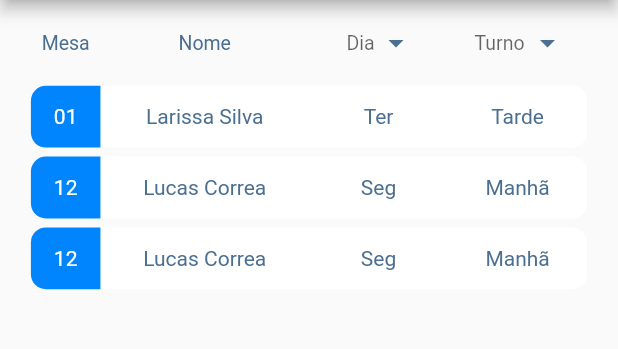
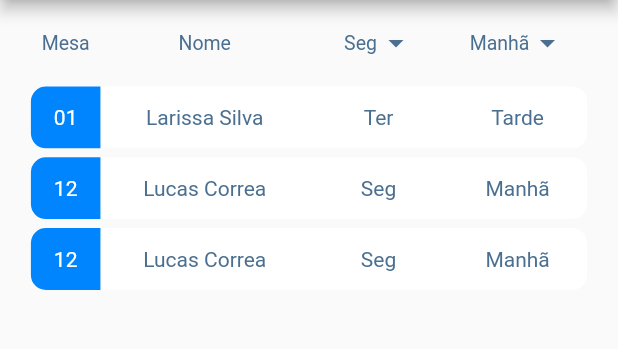
Before and after one commit to LAMPI-Oficial/Easy-Flow, a Flutter app: the screen it shows after launch, on a phone screen of 412 x 824 dp, the part 84-433 px from its top. Run offline on Flutter 3.47's test engine with Material 2 defaults, Android fonts, the phone set to English and light mode, and no system bars; our stand-ins replace auto_size_text, get, result_dart; missing offline and left inert: stylish_dialog; accounts and stored records are empty; Roboto replaces fonts that are missing (Montserrat, Segoe UI).

Commit message:
atualizando as pages e as pastas

```diff
--- a/lib/core/routes/app_pages.dart
+++ b/lib/core/routes/app_pages.dart
@@ -13,7 +13,7 @@ import 'package:easyflow/layers/modules/forgot_password/pages/code_forgot_passwo
 import 'package:easyflow/layers/modules/forgot_password/pages/new_password_forgot_password_page.dart';
 import 'package:easyflow/layers/modules/forgot_password/pages/success_forgot_password_page.dart';
 
-import '../../layers/modules/add_horary/add_horary_page.dart';
+import '../../layers/modules/horary/add_horary/add_horary_page.dart';
 import '../../layers/modules/horary/horary_page.dart';
 part './app_routes.dart';
 
--- a/lib/layers/data/model/horary_model.dart
+++ b/lib/layers/data/model/horary_model.dart
@@ -1,3 +1,5 @@
+import 'package:get/get.dart';
+
 class HoraryModel {
   int id;
   String name;
@@ -13,27 +15,3 @@ class HoraryModel {
     required this.turn,
   });
 }
-
-List<HoraryModel> objects = [
-  HoraryModel(
-    id: 0,
-    name: "Larissa Silva",
-    day: "Terça-feira",
-    numTable: 1,
-    turn: "Tarde",
-  ),
-  HoraryModel(
-    id: 0,
-    name: "Lucas Correa",
-    day: "Segunda-feira",
-    numTable: 12,
-    turn: "Manhã",
-  ),
-  HoraryModel(
-    id: 0,
-    name: "Lucas Correa",
-    day: "Segunda-feira",
-    numTable: 12,
-    turn: "Manhã",
-  ),
-];
--- a/lib/layers/modules/add_horary/add_horary_page.dart
+++ b/lib/layers/modules/horary/add_horary/add_horary_page.dart
@@ -1,5 +1,5 @@
-import 'package:easyflow/layers/modules/add_horary/widgets/add_day_widget.dart';
-import 'package:easyflow/layers/modules/add_horary/widgets/choose_table_widget.dart';
+import 'package:easyflow/layers/modules/horary/add_horary/widgets/add_day_widget.dart';
+import 'package:easyflow/layers/modules/horary/add_horary/widgets/choose_table_widget.dart';
 import 'package:flutter/material.dart';
 import 'package:get/get.dart';
 
--- a/lib/layers/modules/add_horary/widgets/add_day_widget.dart
+++ b/lib/layers/modules/horary/add_horary/widgets/add_day_widget.dart
@@ -1,4 +1,4 @@
-import 'package:easyflow/layers/modules/add_horary/add_horary_controller.dart';
+import 'package:easyflow/layers/modules/horary/add_horary/add_horary_controller.dart';
 import 'package:flutter/cupertino.dart';
 import 'package:flutter/material.dart';
 import 'package:get/get.dart';
--- a/lib/layers/modules/horary/horary_controller.dart
+++ b/lib/layers/modules/horary/horary_controller.dart
@@ -1,4 +1,6 @@
 import 'package:get/get.dart';
+
+import '../../data/model/horary_model.dart';
 
 HoraryController controller = Get.put(HoraryController());
 
@@ -17,18 +19,49 @@ class HoraryController extends GetxController {
     "Noite",
   ];
 
-  String? valueDay;
-  String? valueTurn;
+  var value = "".obs;
+
+  var valueDay = "Segunda-feira".obs;
+  var valueTurn = "Manhã".obs;
 
   changeValueDay(dynamic value) {
-    print(valueDay);
-    valueDay = value;
+    valueDay.value = value;
     update();
-    print(valueDay);
   }
 
   changeValueTurn(dynamic value) {
-    valueTurn = value;
+    valueTurn.value = value;
     update();
   }
+
+  List<HoraryModel> objects = [
+    HoraryModel(
+      id: 0,
+      name: "Larissa Silva",
+      day: "Terça-feira",
+      numTable: 1,
+      turn: "Tarde",
+    ),
+    HoraryModel(
+      id: 1,
+      name: "Lucas Correa",
+      day: "Segunda-feira",
+      numTable: 12,
+      turn: "Manhã",
+    ),
+    HoraryModel(
+      id: 2,
+      name: "Lucas Correa",
+      day: "Segunda-feira",
+      numTable: 12,
+      turn: "Manhã",
+    ),
+    // HoraryModel(
+    //   id: 3,
+    //   name: "Ana Laura",
+    //   day: "Quinta-feira",
+    //   numTable: 1,
+    //   turn: "Noite",
+    // )
+  ].obs;
 }
--- a/lib/layers/modules/horary/horary_page.dart
+++ b/lib/layers/modules/horary/horary_page.dart
@@ -1,23 +1,17 @@
 import 'package:easyflow/core/routes/app_pages.dart';
-import 'package:easyflow/layers/data/model/horary_model.dart';
+import 'package:easyflow/layers/modules/horary/widgets/dropbutton_widget.dart';
 import 'package:easyflow/layers/modules/horary/widgets/list_horary_widget.dart';
+import 'package:easyflow/layers/modules/horary/widgets/text_widget.dart';
 import 'package:flutter/material.dart';
 import 'package:get/get.dart';
 
 import 'horary_controller.dart';
-import 'widgets/dropbutton_widget.dart';
 
 class HoraryPage extends GetView<HoraryController> {
   const HoraryPage({super.key});
 
   @override
   Widget build(BuildContext context) {
-    return GetBuilder<HoraryController>(
-      init: HoraryController(),
-      initState: (_) {},
-      builder: (_) {
-        return LayoutBuilder(
-          builder: (context, constraints) {
     return Scaffold(
       appBar: AppBar(
         title: const Text('Horário'),
@@ -29,74 +23,56 @@ class HoraryPage extends GetView<HoraryController> {
       body: SafeArea(
         child: Center(
           child: SizedBox(
-                    width: constraints.maxWidth * .90,
+            width: context.width * .90,
+            height: context.height,
             child: Column(
               children: [
                 Padding(
-                          padding: const EdgeInsets.symmetric(vertical: 8.0),
+                  padding: EdgeInsets.symmetric(
+                    vertical: context.height * .01,
+                  ),
                   child: SizedBox(
-                            height: constraints.maxHeight * .05,
+                    height: context.height * .05,
                     child: Row(
                       mainAxisAlignment: MainAxisAlignment.spaceAround,
                       children: [
-                                const Expanded(
+                        const TextWidget(
                           flex: 1,
-                                  child: Text(
-                                    "Mesa",
-                                    textAlign: TextAlign.center,
-                                    style: TextStyle(
-                                      fontFamily: "Segoe UI",
-                                      fontWeight: FontWeight.w400,
-                                      fontSize: 13,
-                                      color: Color(0xff4A6F90),
+                          title: "Mesa",
                         ),
+                        const TextWidget(
+                          flex: 3,
+                          title: "Nome",
                         ),
-                                ),
-                                const Expanded(
-                                  flex: 3,
-                                  child: Text(
-                                    "Nome",
-                                    textAlign: TextAlign.center,
-                                    style: TextStyle(
-                                      fontFamily: "Segoe UI",
-                                      fontWeight: FontWeight.w400,
-                                      fontSize: 13,
-                                      color: Color(0xff4A6F90),
-                                    ),
-                                  ),
-                                ),
-                                Expanded(
+                        Obx(
+                          () => DropButtonWidget(
                             flex: 2,
-                                  child: Center(
-                                    child: DropButtonWidget(
                             hint: "Dia",
-                                      value: _.valueDay,
-                                      items: _.valuesDays.map((value) {
-                                        return DropdownMenuItem(
+                            value: controller.valueDay.value,
+                            items: controller.valuesDays.map((value) {
+                              return DropdownMenuItem<String>(
                                 value: value,
                                 child: Text(value.substring(0, 3)),
                               );
                             }).toList(),
                             onChanged: (value) =>
-                                          _.changeValueDay(value),
+                                controller.changeValueDay(value!),
                           ),
                         ),
-                                ),
-                                Expanded(
+                        Obx(
+                          () => DropButtonWidget(
                             flex: 2,
-                                  child: Center(
-                                    child: DropButtonWidget(
                             hint: "Turno",
-                                      value: _.valueTurn,
-                                      items: _.valuesTurns.map((value) {
+                            value: controller.valueTurn.value,
+                            items: controller.valuesTurns.map((value) {
                               return DropdownMenuItem(
                                 value: value,
                                 child: Text(value),
                               );
                             }).toList(),
-                                      onChanged: (value) =>
-                                          _.changeValueTurn(value),
-                                    ),
+                            onChanged: (value) {
+                              controller.changeValueTurn(value!);
+                            },
                           ),
                         ),
                       ],
@@ -104,9 +80,9 @@ class HoraryPage extends GetView<HoraryController> {
                   ),
                 ),
                 SizedBox(
-                          height: constraints.maxHeight * .80,
+                  height: context.height * .80,
                   child: ListView.separated(
-                            itemCount: objects.length,
+                    itemCount: controller.objects.length,
                     separatorBuilder: (context, index) {
                       return const Padding(
                         padding: EdgeInsets.symmetric(vertical: 3),
@@ -118,9 +94,9 @@ class HoraryPage extends GetView<HoraryController> {
                           borderRadius: BorderRadius.circular(10),
                           color: Colors.white,
                         ),
-                                height: constraints.maxHeight * .05,
+                        height: context.height * .05,
                         child: ListHoraryWidget(
-                                  object: objects[index],
+                          object: controller.objects[index],
                         ),
                       );
                     },
@@ -132,9 +108,5 @@ class HoraryPage extends GetView<HoraryController> {
         ),
       ),
     );
-          },
-        );
-      },
-    );
   }
 }
--- a/lib/layers/modules/horary/widgets/dropbutton_widget.dart
+++ b/lib/layers/modules/horary/widgets/dropbutton_widget.dart
@@ -1,6 +1,7 @@
 import 'package:flutter/material.dart';
 
 class DropButtonWidget extends StatelessWidget {
+  final int flex;
   final List<DropdownMenuItem<dynamic>>? items;
   final void Function(dynamic)? onChanged;
   final String? hint;
@@ -8,6 +9,7 @@ class DropButtonWidget extends StatelessWidget {
 
   const DropButtonWidget({
     super.key,
+    required this.flex,
     required this.items,
     required this.onChanged,
     required this.hint,
@@ -16,7 +18,10 @@ class DropButtonWidget extends StatelessWidget {
 
   @override
   Widget build(BuildContext context) {
-    return DropdownButton(
+    return Expanded(
+      flex: flex,
+      child: Center(
+        child: DropdownButton(
           alignment: AlignmentDirectional.center,
           iconEnabledColor: const Color(0xff4A6F90),
           style: const TextStyle(
@@ -31,6 +36,8 @@ class DropButtonWidget extends StatelessWidget {
           value: value,
           items: items,
           onChanged: onChanged,
+        ),
+      ),
     );
   }
 }
--- /dev/null
+++ b/lib/layers/modules/horary/widgets/text_widget.dart
@@ -0,0 +1,30 @@
+import 'package:flutter/material.dart';
+
+class TextWidget extends StatelessWidget {
+  final int flex;
+  final String? title;
+
+  const TextWidget({
+    super.key,
+    required this.flex,
+    required this.title,
+  });
+
+  @override
+  Widget build(BuildContext context) {
+    return Expanded(
+      flex: flex,
+      child: Text(
+        title!,
+        textAlign: TextAlign.center,
+        overflow: TextOverflow.ellipsis,
+        style: const TextStyle(
+          fontFamily: "Segoe UI",
+          fontWeight: FontWeight.w400,
+          fontSize: 13,
+          color: Color(0xff4A6F90),
+        ),
+      ),
+    );
+  }
+}
```
Also changed, not shown: lib/layers/modules/horary/add_horary/add_horary_controller.dart (renamed from lib/layers/modules/add_horary/add_horary_controller.dart), lib/layers/modules/horary/add_horary/widgets/choose_table_widget.dart (renamed from lib/layers/modules/add_horary/widgets/choose_table_widget.dart). Lines whose indentation alone changed are shown as unchanged.
